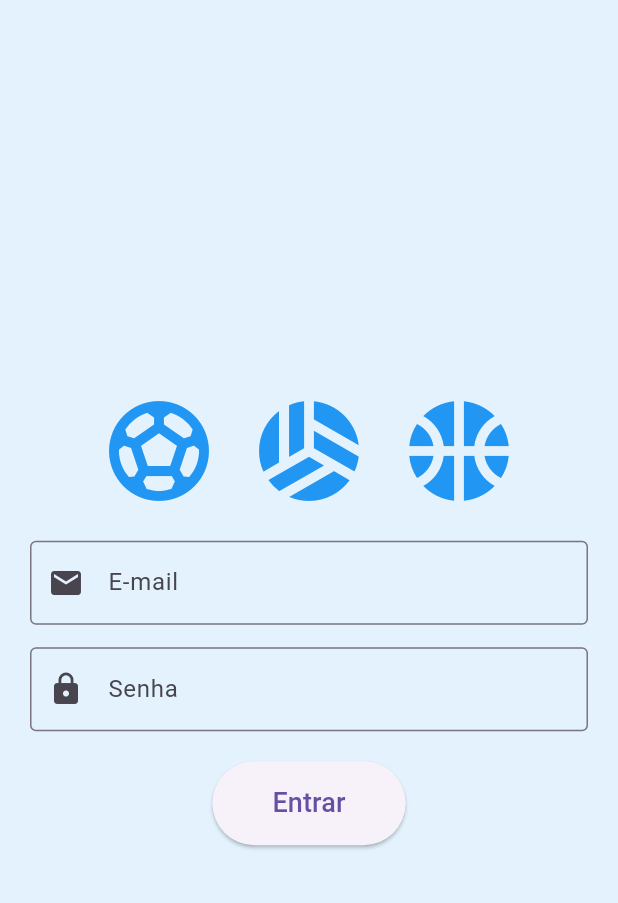
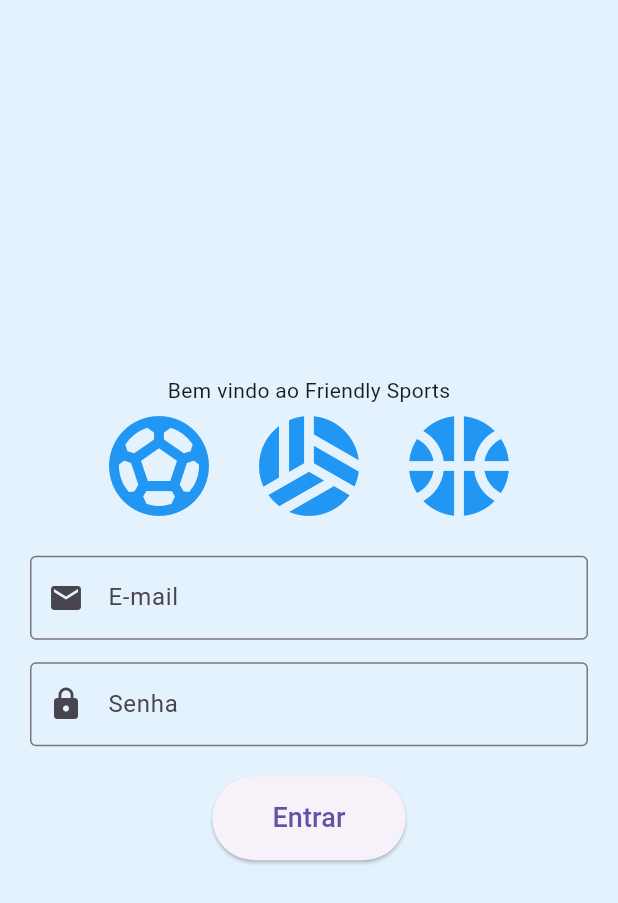
Before and after one commit to Pirath4/SportsApp, a Flutter app: the screen it shows after launch, on a phone screen of 412 x 824 dp. Shown: the top 903 px of the screen. Run offline on Flutter 3.47's test engine with Material 3 defaults, Android fonts, the phone set to English and light mode, and no system bars; our stand-ins replace device_preview.

Commit message:
att da texto de bem vindo

```diff
--- a/lib/view/login_view.dart
+++ b/lib/view/login_view.dart
@@ -20,6 +20,7 @@ Widget build(BuildContext context) {
           mainAxisSize: MainAxisSize.min,
           mainAxisAlignment: MainAxisAlignment.center,
           children: [
+            Text("Bem vindo ao Friendly Sports"),
             // Usando Row para colocar os ícones em linha
             Row(
               mainAxisAlignment: MainAxisAlignment.center, // Centraliza os ícones
```
